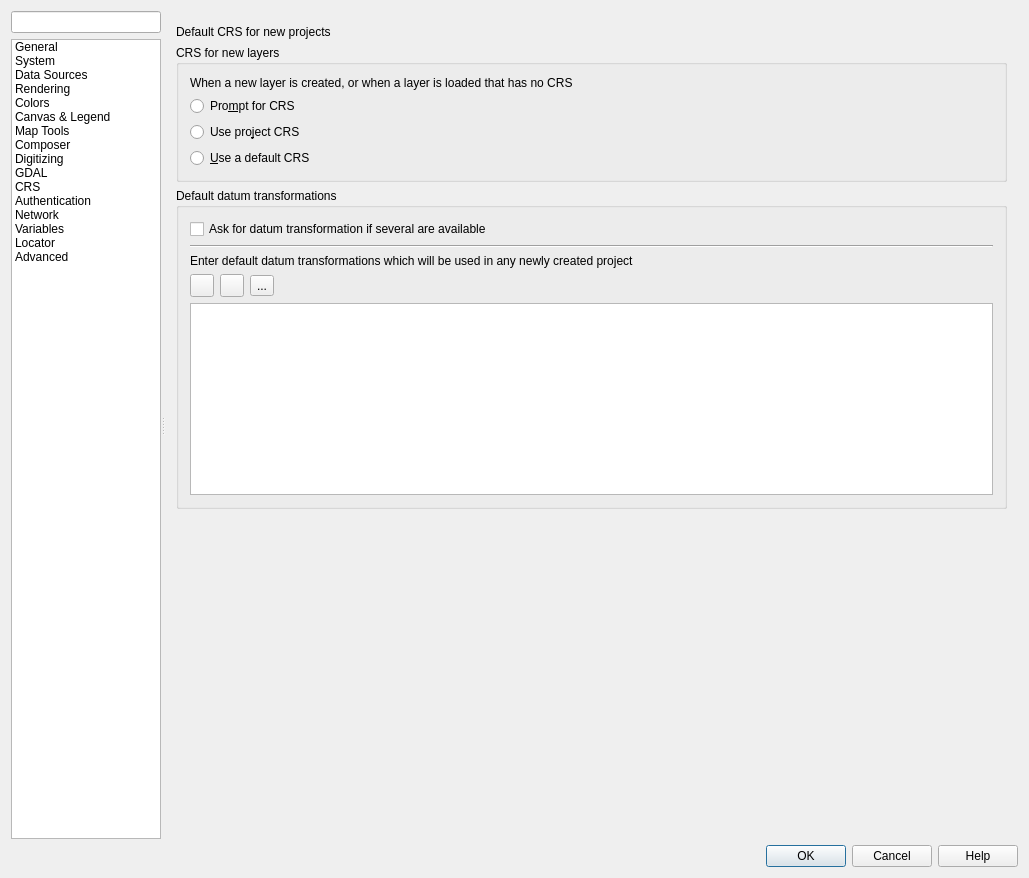
Before: the Qt Designer form src/ui/qgsoptionsbase.ui in 3nids/Quantum-GIS, drawn with Qt 5.
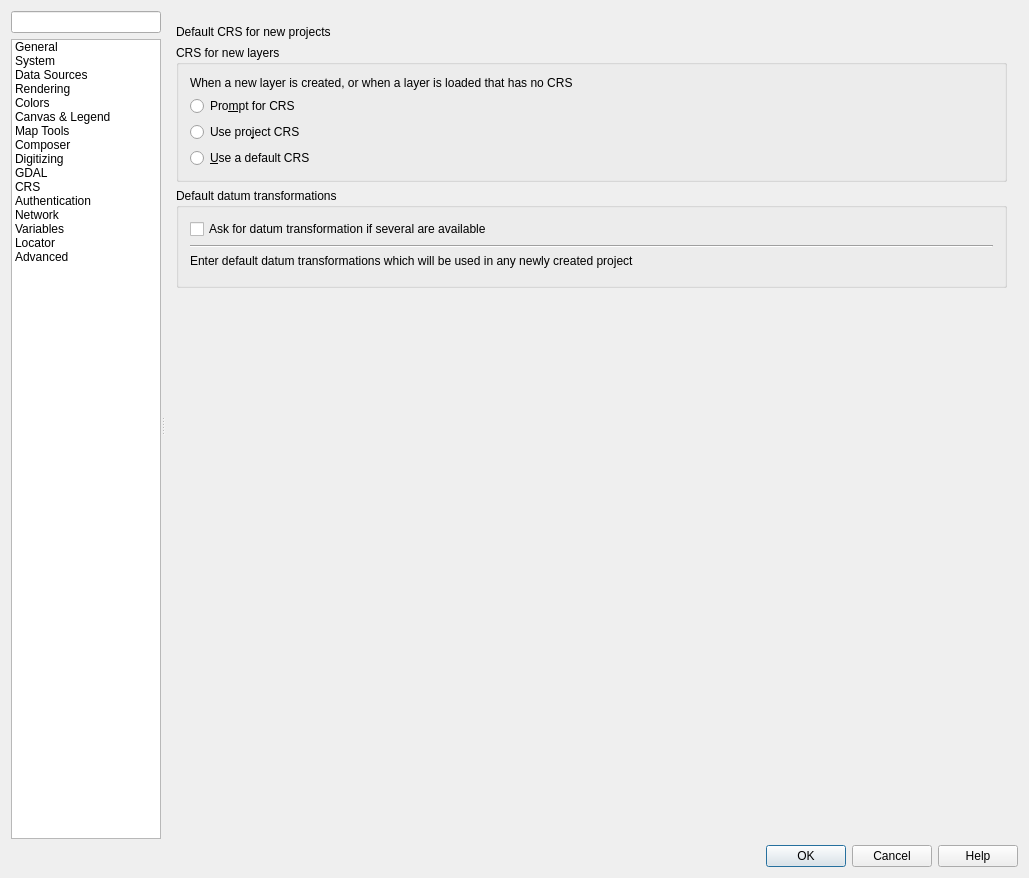
After: the same form once the commit is applied. Icons and pictures are not drawn. Custom widgets are drawn as their Qt base class.

Commit message:
create a QgsDatumTransformTableWidget to avoid code duplication
this contains the table view and the 3 buttons (add/remove/edit)

Patch:
```diff
--- a/src/ui/qgsoptionsbase.ui
+++ b/src/ui/qgsoptionsbase.ui
@@ -4617,56 +4617,6 @@
                     </property>
                    </widget>
                   </item>
-                  <item row="3" column="0">
-                   <layout class="QHBoxLayout" name="horizontalLayout_41">
-                    <item>
-                     <widget class="QToolButton" name="mAddDefaultTransformButton">
-                      <property name="text">
-                       <string/>
-                      </property>
-                      <property name="icon">
-                       <iconset resource="../../images/images.qrc">
-                        <normaloff>:/images/themes/default/symbologyAdd.svg</normaloff>:/images/themes/default/symbologyAdd.svg</iconset>
-                      </property>
-                     </widget>
-                    </item>
-                    <item>
-                     <widget class="QToolButton" name="mRemoveDefaultTransformButton">
-                      <property name="text">
-                       <string/>
-                      </property>
-                      <property name="icon">
-                       <iconset resource="../../images/images.qrc">
-                        <normaloff>:/images/themes/default/symbologyRemove.svg</normaloff>:/images/themes/default/symbologyRemove.svg</iconset>
-                      </property>
-                     </widget>
-                    </item>
-                    <item>
-                     <widget class="QToolButton" name="mEditDefaultTransformButton">
-                      <property name="text">
-                       <string>...</string>
-                      </property>
-                      <property name="icon">
-                       <iconset resource="../../images/images.qrc">
-                        <normaloff>:/images/themes/default/mActionToggleEditing.svg</normaloff>:/images/themes/default/mActionToggleEditing.svg</iconset>
-                      </property>
-                     </widget>
-                    </item>
-                    <item>
-                     <spacer name="horizontalSpacer_43">
-                      <property name="orientation">
-                       <enum>Qt::Horizontal</enum>
-                      </property>
-                      <property name="sizeHint" stdset="0">
-                       <size>
-                        <width>568</width>
-                        <height>20</height>
-                       </size>
-                      </property>
-                     </spacer>
-                    </item>
-                   </layout>
-                  </item>
                   <item row="1" column="0">
                    <widget class="Line" name="line_2">
                     <property name="orientation">
@@ -4674,8 +4624,8 @@
                     </property>
                    </widget>
                   </item>
-                  <item row="4" column="0">
-                   <widget class="QTableView" name="mDefaultDatumTransformTableView"/>
+                  <item row="3" column="0">
+                   <widget class="QgsDatumTransformTableWidget" name="mDefaultDatumTransformTableWidget" native="true"/>
                   </item>
                  </layout>
                 </widget>
@@ -5291,30 +5241,35 @@
  </widget>
  <layoutdefault spacing="6" margin="11"/>
  <customwidgets>
-  <customwidget>
-   <class>QgsScrollArea</class>
-   <extends>QScrollArea</extends>
-   <header>qgsscrollarea.h</header>
-   <container>1</container>
-  </customwidget>
   <customwidget>
    <class>QgsCollapsibleGroupBox</class>
    <extends>QGroupBox</extends>
    <header>qgscollapsiblegroupbox.h</header>
    <container>1</container>
   </customwidget>
-  <customwidget>
-   <class>QgsProjectionSelectionWidget</class>
-   <extends>QWidget</extends>
-   <header>qgsprojectionselectionwidget.h</header>
-   <container>1</container>
-  </customwidget>
   <customwidget>
    <class>QgsColorButton</class>
    <extends>QToolButton</extends>
    <header>qgscolorbutton.h</header>
    <container>1</container>
   </customwidget>
+  <customwidget>
+   <class>QgsFilterLineEdit</class>
+   <extends>QLineEdit</extends>
+   <header>qgsfilterlineedit.h</header>
+  </customwidget>
+  <customwidget>
+   <class>QgsProjectionSelectionWidget</class>
+   <extends>QWidget</extends>
+   <header>qgsprojectionselectionwidget.h</header>
+   <container>1</container>
+  </customwidget>
+  <customwidget>
+   <class>QgsScrollArea</class>
+   <extends>QScrollArea</extends>
+   <header>qgsscrollarea.h</header>
+   <container>1</container>
+  </customwidget>
   <customwidget>
    <class>QgsSpinBox</class>
    <extends>QSpinBox</extends>
@@ -5331,11 +5286,6 @@
    <extends>QComboBox</extends>
    <header>qgsscalecombobox.h</header>
   </customwidget>
-  <customwidget>
-   <class>QgsFilterLineEdit</class>
-   <extends>QLineEdit</extends>
-   <header>qgsfilterlineedit.h</header>
-  </customwidget>
   <customwidget>
    <class>QgsColorSchemeList</class>
    <extends>QWidget</extends>
@@ -5360,6 +5310,12 @@
    <header>auth/qgsauthsettingswidget.h</header>
    <container>1</container>
   </customwidget>
+  <customwidget>
+   <class>QgsDatumTransformTableWidget</class>
+   <extends>QWidget</extends>
+   <header>qgsdatumtransformtablewidget.h</header>
+   <container>1</container>
+  </customwidget>
  </customwidgets>
  <tabstops>
   <tabstop>mSearchLineEdit</tabstop>
```
Left out of the diff: 22 changed lines with no effect on the pictures. The commit also changes 13 other files.
